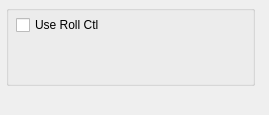
mgear-dev/mgear_dist, file scripts/mgear/maya/shifter/component/foot_bk_01/settingsUI.ui: the form before one commit.
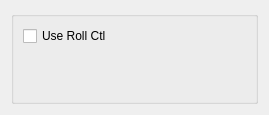
The form after the commit.

Commit message: Shifter: setting windows: adding layaout to the .ui files

```diff
--- a/scripts/mgear/maya/shifter/component/foot_bk_01/settingsUI.ui
+++ b/scripts/mgear/maya/shifter/component/foot_bk_01/settingsUI.ui
@@ -13,27 +13,14 @@
   <property name="windowTitle">
    <string>Form</string>
   </property>
+  <layout class="QGridLayout" name="gridLayout">
+   <item row="0" column="0">
   <widget class="QGroupBox" name="groupBox">
-   <property name="geometry">
-    <rect>
-     <x>6</x>
-     <y>5</y>
-     <width>249</width>
-     <height>81</height>
-    </rect>
-   </property>
    <property name="title">
     <string/>
    </property>
-   <widget class="QWidget" name="layoutWidget">
-    <property name="geometry">
-     <rect>
-      <x>10</x>
-      <y>10</y>
-      <width>221</width>
-      <height>71</height>
-     </rect>
-    </property>
+     <layout class="QGridLayout" name="gridLayout_2">
+      <item row="0" column="0">
     <layout class="QVBoxLayout" name="verticalLayout_4">
      <item>
       <widget class="QCheckBox" name="useRollCtl_checkBox">
@@ -56,8 +43,11 @@
       </spacer>
      </item>
     </layout>
-   </widget>
-  </widget>
+      </item>
+     </layout>
+    </widget>
+   </item>
+  </layout>
  </widget>
  <resources/>
  <connections/>
```
Lines whose indentation alone changed are shown as unchanged. The commit also changes 22 other files.
